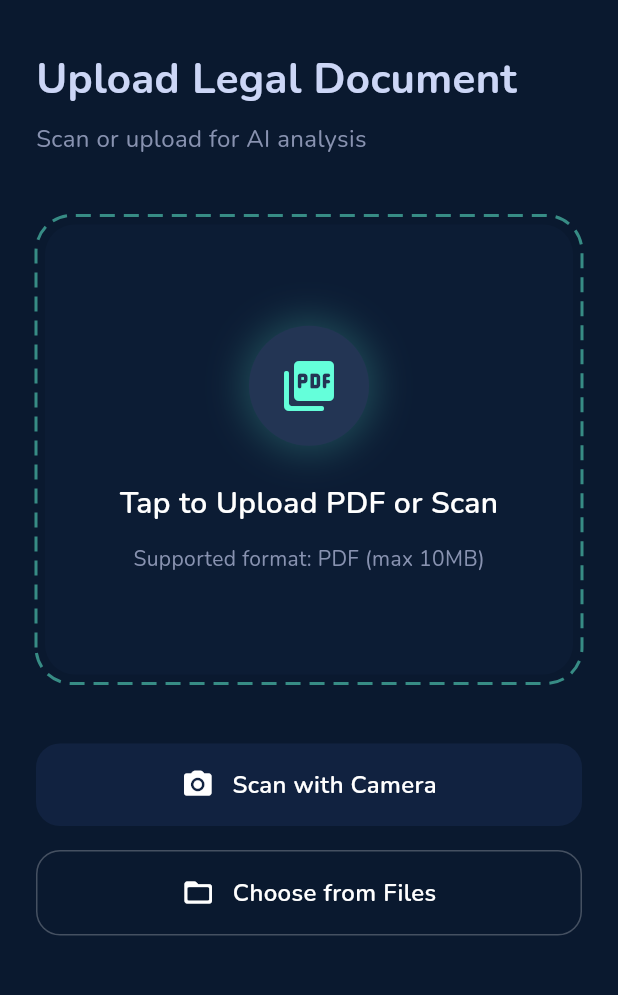
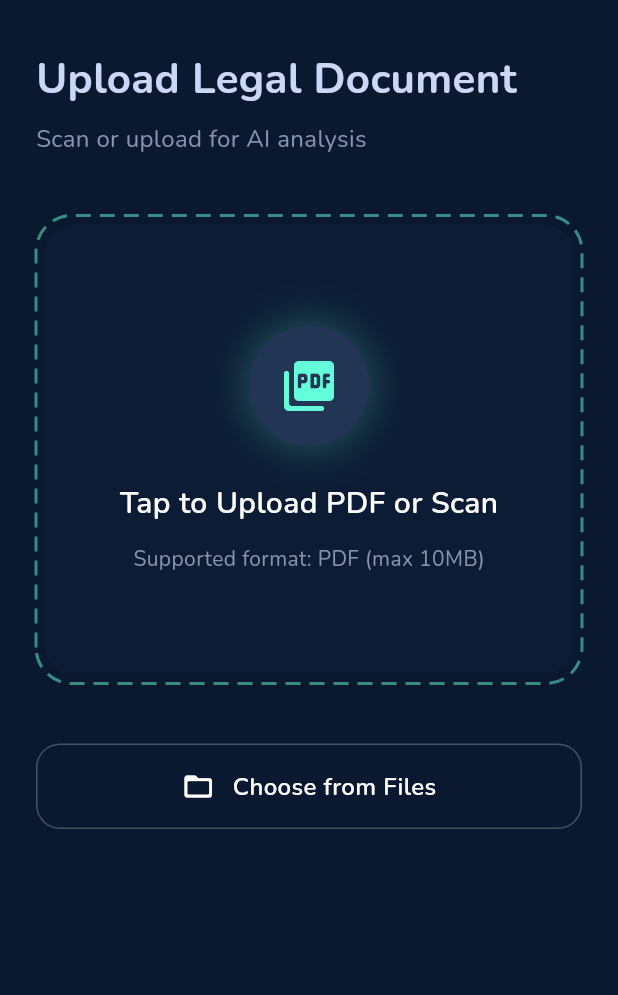
Before and after one commit to masrie03/KitaHack-2026, a Flutter app: the screen it shows after launch, on a phone screen of 412 x 824 dp, the part 65-1060 px from its top. Run offline on Flutter 3.47's test engine with Material 3 defaults, Android fonts, the phone set to English and light mode, and no system bars; drawn by our look-alikes of dotted_border; our stand-ins replace dio, file_picker, flutter_animate, google_fonts.

Commit message:
Added my updates to the frontend

```diff
--- a/Frontend/lib/screens/analysis_highlight_screen.dart
+++ b/Frontend/lib/screens/analysis_highlight_screen.dart
@@ -164,7 +164,9 @@ class AnalysisHighlightScreen extends StatelessWidget {
 
           // Action Buttons
           if (realClauses.isNotEmpty)
-            Container(
+            Visibility(
+              visible: false,
+              child: Container(
                 padding: const EdgeInsets.all(20),
                 color: Colors.white,
                 child: SafeArea(
@@ -197,6 +199,7 @@ class AnalysisHighlightScreen extends StatelessWidget {
                   ),
                 ),
               ),
+            ),
         ],
       ),
     );
--- a/Frontend/lib/screens/scanner_parser_screen.dart
+++ b/Frontend/lib/screens/scanner_parser_screen.dart
@@ -5,7 +5,6 @@ import '../theme/app_colors.dart';
 import '../theme/app_text_styles.dart';
 import '../widgets/upload_zone.dart';
 import '../widgets/processing_indicator.dart';
-import '../widgets/glass_card.dart';
 import 'analysis_highlight_screen.dart';
 
 // 1. The StatefulWidget (The external "shell")
@@ -93,12 +92,18 @@ class _ScannerParserScreenState extends State<ScannerParserScreen> {
                   const SizedBox(height: 40),
 
                   // Action Buttons
-                  _ActionButton(
-                    icon: Icons.camera_alt_rounded,
-                    label: "Scan with Camera",
-                    onTap: () {},
+                  Visibility(
+                    visible: false,
+                    child: _ActionButton(
+                      icon: Icons.camera_alt_rounded,
+                      label: "Scan with Camera",
+                      onTap: () {},
+                    ),
                   ),
-                  const SizedBox(height: 16),
+                  Visibility(
+                    visible: false,
+                    child: const SizedBox(height: 16),
+                  ),
                   _ActionButton(
                     icon: Icons.folder_open_rounded,
                     label: "Choose from Files",
--- a/Frontend/lib/services/upload_services.dart
+++ b/Frontend/lib/services/upload_services.dart
@@ -1,4 +1,3 @@
-import 'dart:io';
 import 'package:dio/dio.dart';
 import 'package:file_picker/file_picker.dart';
 import 'package:flutter/foundation.dart' show kIsWeb; // Needed to check if we are on Web
```
Also changed, not shown: 2 other files. Lines whose indentation alone changed are shown as unchanged.
